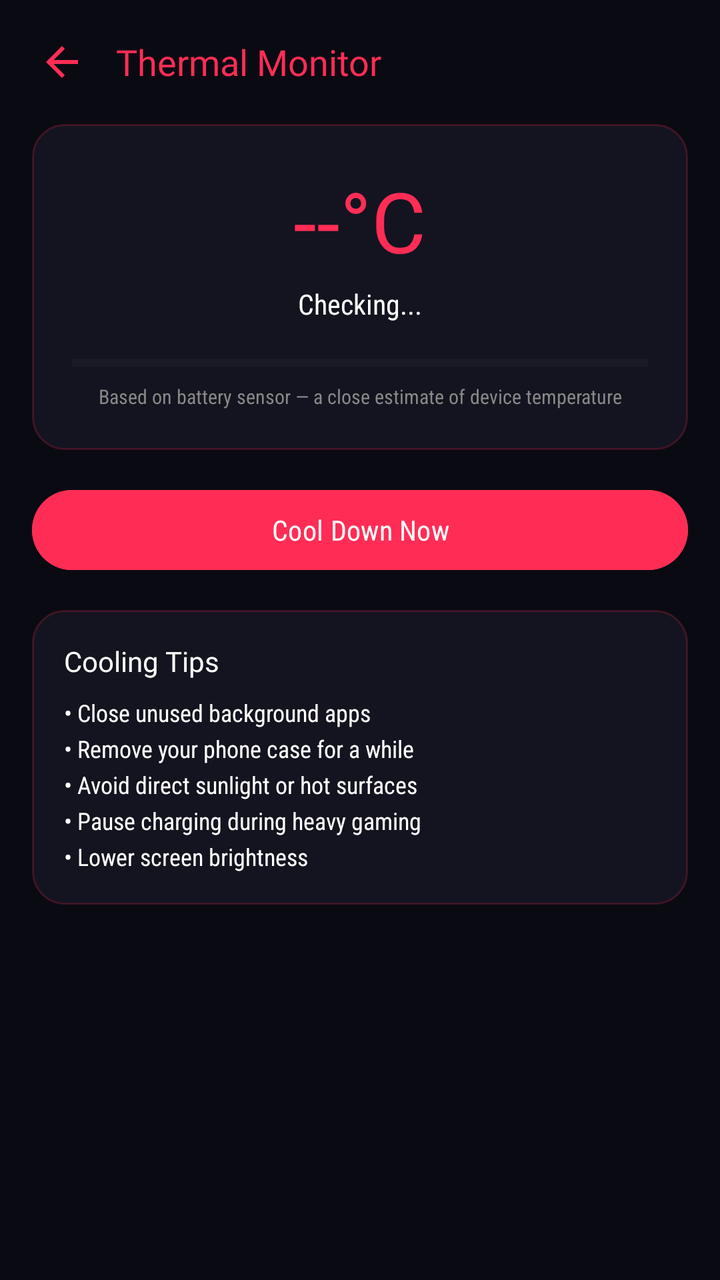
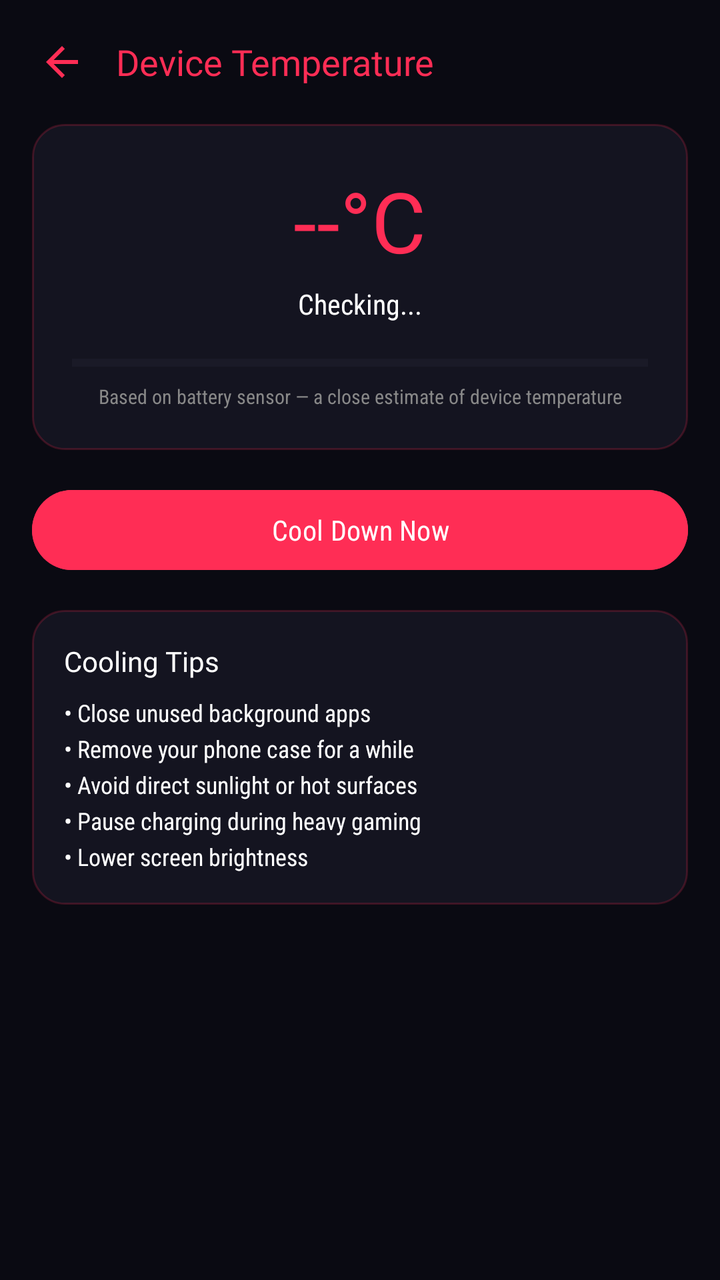

Two renders of the same Android screen: before a commit and after it. Below are the layout's source before the change and the commit's diff.
<!-- AndroidManifest.xml: activity theme Theme.RyuuTools -->
<!-- res/layout/activity_thermal_monitor.xml -->
<?xml version="1.0" encoding="utf-8"?>
<androidx.core.widget.NestedScrollView xmlns:android="http://schemas.android.com/apk/res/android"
    android:layout_width="match_parent"
    android:layout_height="match_parent"
    android:background="@color/bg_dark">

    <LinearLayout
        android:layout_width="match_parent"
        android:layout_height="wrap_content"
        android:orientation="vertical"
        android:padding="16dp">

        <LinearLayout
            android:layout_width="match_parent"
            android:layout_height="wrap_content"
            android:orientation="horizontal"
            android:gravity="center_vertical"
            android:layout_marginBottom="16dp">

            <ImageButton
                android:id="@+id/btnBack"
                android:layout_width="30dp"
                android:layout_height="30dp"
                android:background="@android:color/transparent"
                android:src="@drawable/ic_back"
                android:tint="@color/neon_cyan"
                android:contentDescription="Back" />

            <TextView
                android:layout_width="wrap_content"
                android:layout_height="wrap_content"
                android:layout_marginStart="12dp"
                android:text="Thermal Monitor"
                android:textColor="@color/neon_cyan"
                android:textSize="18sp"
                android:fontFamily="@font/orbitron_bold" />
        </LinearLayout>

        <LinearLayout
            android:layout_width="match_parent"
            android:layout_height="wrap_content"
            android:orientation="vertical"
            android:background="@drawable/bg_card_rounded"
            android:padding="20dp"
            android:gravity="center">

            <TextView
                android:id="@+id/tvTempValue"
                android:layout_width="wrap_content"
                android:layout_height="wrap_content"
                android:text="--°C"
                android:textColor="@color/neon_cyan"
                android:textSize="42sp"
                android:fontFamily="@font/orbitron_bold" />

            <TextView
                android:id="@+id/tvTempStatus"
                android:layout_width="wrap_content"
                android:layout_height="wrap_content"
                android:layout_marginTop="4dp"
                android:text="Checking..."
                android:textColor="@color/text_white"
                android:textSize="14sp"
                android:fontFamily="sans-serif-condensed" />

            <ProgressBar
                android:id="@+id/progressTemp"
                style="?android:attr/progressBarStyleHorizontal"
                android:layout_width="match_parent"
                android:layout_height="8dp"
                android:layout_marginTop="16dp"
                android:max="60"
                android:progress="0"
                android:progressTint="@color/neon_cyan"
                android:progressBackgroundTint="#2A2A38" />

            <TextView
                android:layout_width="match_parent"
                android:layout_height="wrap_content"
                android:layout_marginTop="6dp"
                android:text="Based on battery sensor — a close estimate of device temperature"
                android:textColor="#888888"
                android:textSize="10sp"
                android:fontFamily="sans-serif-condensed"
                android:gravity="center" />

        </LinearLayout>

        <Button
            android:id="@+id/btnCoolDown"
            android:layout_width="match_parent"
            android:layout_height="wrap_content"
            android:layout_marginTop="16dp"
            android:text="Cool Down Now"
            android:backgroundTint="@color/neon_cyan"
            android:textColor="@color/text_white"
            android:fontFamily="sans-serif-condensed" />

        <LinearLayout
            android:layout_width="match_parent"
            android:layout_height="wrap_content"
            android:orientation="vertical"
            android:background="@drawable/bg_card_rounded"
            android:padding="16dp"
            android:layout_marginTop="16dp">

            <TextView
                android:layout_width="wrap_content"
                android:layout_height="wrap_content"
                android:text="Cooling Tips"
                android:textColor="@color/text_white"
                android:textSize="14sp"
                android:fontFamily="@font/orbitron_bold" />

            <TextView
                android:layout_width="match_parent"
                android:layout_height="wrap_content"
                android:layout_marginTop="8dp"
                android:text="• Close unused background apps\n• Remove your phone case for a while\n• Avoid direct sunlight or hot surfaces\n• Pause charging during heavy gaming\n• Lower screen brightness"
                android:textColor="@color/text_white"
                android:textSize="12sp"
                android:lineSpacingExtra="4dp"
                android:fontFamily="sans-serif-condensed" />

        </LinearLayout>

    </LinearLayout>
</androidx.core.widget.NestedScrollView>
<!-- resources referenced by this layout -->
<resources>
  <color name="bg_dark">#0A0A12</color>
  <color name="neon_cyan">#FF2D55</color>
  <color name="text_white">#FFFFFF</color>
  <!-- drawable bg_card_rounded (drawable) -->
  <?xml version="1.0" encoding="utf-8"?>
  <shape xmlns:android="http://schemas.android.com/apk/res/android">
      <solid android:color="#141420" />
      <corners android:radius="16dp" />
      <stroke android:width="1dp" android:color="#33FF2D55" />
  </shape>
  <!-- drawable ic_back (drawable) -->
  <vector xmlns:android="http://schemas.android.com/apk/res/android"
      android:width="24dp" android:height="24dp"
      android:viewportWidth="24" android:viewportHeight="24">
      <path android:fillColor="#FFFFFF" android:pathData="M20,11L7.83,11l5.59,-5.59L12,4l-8,8 8,8 1.41,-1.41L7.83,13L20,13z"/>
  </vector>
  <style name="Theme.RyuuTools" parent="Theme.Material3.Dark.NoActionBar">
          <item name="android:windowBackground">@color/bg_dark</item>
          <item name="colorPrimary">@color/neon_cyan</item>
          <item name="colorSecondary">@color/neon_purple</item>
          <item name="android:statusBarColor">@color/bg_dark</item>
          <item name="android:navigationBarColor">@color/bg_dark</item>
      </style>
  <color name="neon_purple">#FF2D55</color>
</resources>

<!-- the commit's change to res/layout/activity_thermal_monitor.xml (unified diff, before → after) -->
@@ -30,7 +30,7 @@
                 android:layout_width="wrap_content"
                 android:layout_height="wrap_content"
                 android:layout_marginStart="12dp"
-                android:text="Thermal Monitor"
+                android:text="Device Temperature"
                 android:textColor="@color/neon_cyan"
                 android:textSize="18sp"
                 android:fontFamily="@font/orbitron_bold" />
